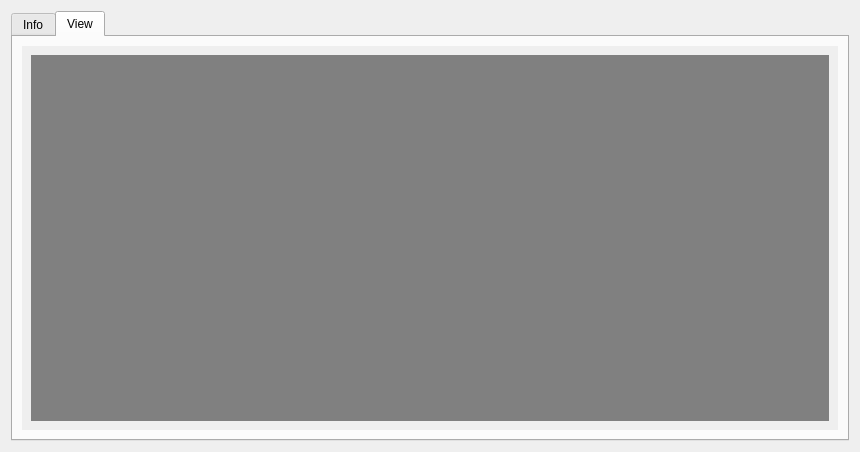
The window that ui/vf2-viewer.ui (michaelpm54/Ace3x) describes before a commit, drawn with Qt 5.
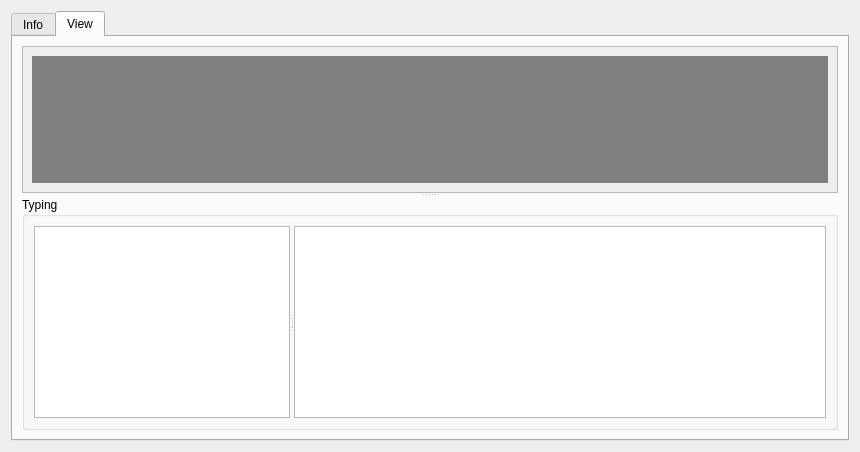
The same window after the commit. The open tabs and pages were chosen to show the change.

Commit message: Add typing to the font viewer

Diff of the .ui file:
```diff
--- a/ui/vf2-viewer.ui
+++ b/ui/vf2-viewer.ui
@@ -17,7 +17,7 @@
    <item row="0" column="0">
     <widget class="QTabWidget" name="tabWidget">
      <property name="currentIndex">
-      <number>0</number>
+      <number>1</number>
      </property>
      <widget class="QWidget" name="tab">
       <attribute name="title">
@@ -93,20 +93,27 @@
       </attribute>
       <layout class="QGridLayout" name="gridLayout_4">
        <item row="0" column="0">
-        <widget class="QScrollArea" name="scrollArea">
-         <property name="frameShape">
-          <enum>QFrame::NoFrame</enum>
+        <widget class="QSplitter" name="splitter_3">
+         <property name="orientation">
+          <enum>Qt::Vertical</enum>
+         </property>
+         <widget class="QScrollArea" name="scrollArea_2">
+          <property name="sizePolicy">
+           <sizepolicy hsizetype="Expanding" vsizetype="Expanding">
+            <horstretch>0</horstretch>
+            <verstretch>1</verstretch>
+           </sizepolicy>
          </property>
          <property name="widgetResizable">
           <bool>true</bool>
          </property>
-         <widget class="QWidget" name="scrollAreaWidgetContents">
+          <widget class="QWidget" name="scrollAreaWidgetContents_2">
           <property name="geometry">
            <rect>
             <x>0</x>
             <y>0</y>
-            <width>820</width>
-            <height>389</height>
+             <width>818</width>
+             <height>150</height>
            </rect>
           </property>
           <layout class="QGridLayout" name="gridLayout_5">
@@ -132,12 +139,49 @@
           </layout>
          </widget>
         </widget>
+         <widget class="QGroupBox" name="groupBox">
+          <property name="title">
+           <string>Typing</string>
+          </property>
+          <layout class="QGridLayout" name="gridLayout_6">
+           <item row="0" column="0">
+            <widget class="QSplitter" name="splitter_2">
+             <property name="orientation">
+              <enum>Qt::Horizontal</enum>
+             </property>
+             <widget class="QPlainTextEdit" name="plainTextEdit"/>
+             <widget class="QGraphicsView" name="graphicsView">
+              <property name="sizePolicy">
+               <sizepolicy hsizetype="Expanding" vsizetype="Expanding">
+                <horstretch>1</horstretch>
+                <verstretch>0</verstretch>
+               </sizepolicy>
+              </property>
+             </widget>
+            </widget>
        </item>
       </layout>
      </widget>
     </widget>
    </item>
   </layout>
+     </widget>
+    </widget>
+   </item>
+  </layout>
+  <widget class="QSplitter" name="splitter">
+   <property name="geometry">
+    <rect>
+     <x>0</x>
+     <y>0</y>
+     <width>100</width>
+     <height>30</height>
+    </rect>
+   </property>
+   <property name="orientation">
+    <enum>Qt::Vertical</enum>
+   </property>
+  </widget>
  </widget>
  <resources/>
  <connections/>
```
Lines whose indentation alone changed are shown as unchanged. The commit also changes 2 other files.
